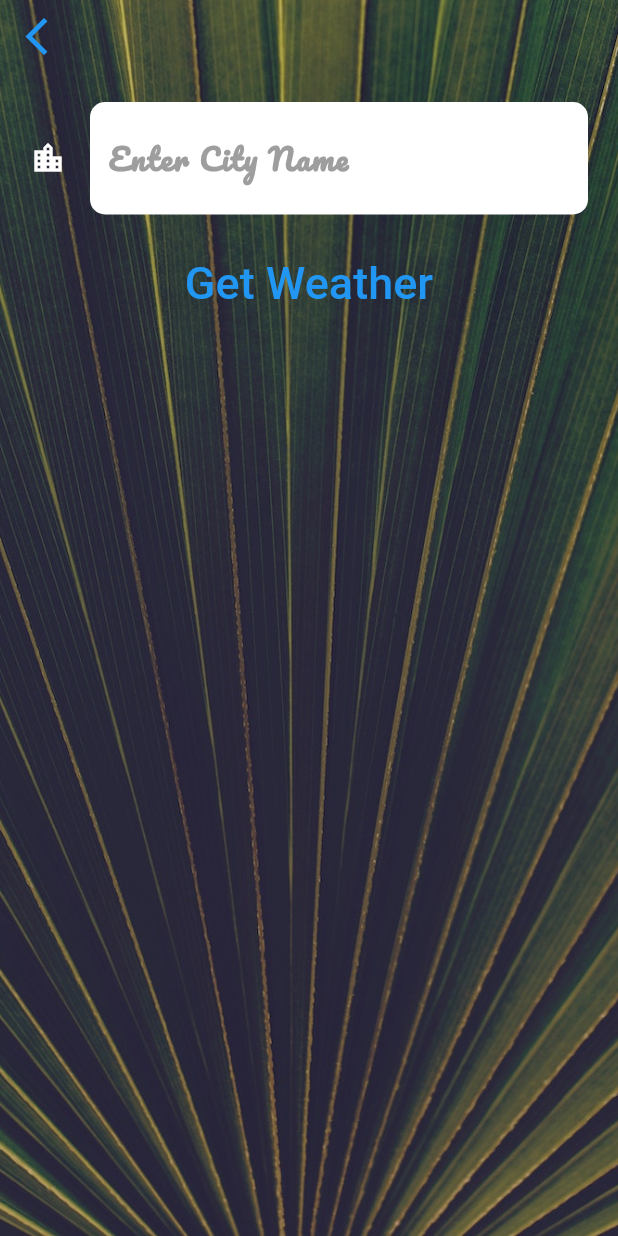
After one commit to TrungVan1519/flutter-v2, a Flutter app: the CityScreen screen opened by its route, on a phone screen of 412 x 824 dp. The commit adds this screen. Run offline on Flutter 3.47's test engine with Material 2 defaults, Android fonts, the phone set to English and light mode, and no system bars; our stand-ins replace audioplayers, flutter_spinkit, font_awesome_flutter, geolocator, rflutter_alert.

Commit message:
Create the clima app

```diff
--- a/lib/activities/_006bmi.dart
+++ b/lib/activities/_006bmi.dart
@@ -74,7 +74,9 @@ class _MyAppState extends State<MyApp> {
               child: Column(
                 mainAxisAlignment: MainAxisAlignment.center,
                 children: [
-                  Text('Height'),
+                  Text(
+                    'Height',
+                  ),
                   Row(
                     mainAxisAlignment: MainAxisAlignment.center,
                     crossAxisAlignment: CrossAxisAlignment.baseline,
@@ -230,7 +232,7 @@ class _MyAppState extends State<MyApp> {
             color: Colors.pink[300]!,
             onTap: () {
               BmiBrain bmi = BmiBrain(height: height, weight: weight);
-              Navigator.pushNamed(context, '/_006bmi_result', arguments: {
+              Navigator.pushNamed(context, '/_006bmi/result', arguments: {
                 'bmiResult': bmi.calculateBMI(),
                 'resultText': bmi.getResult(),
                 'interprtation': bmi.getInterpretation(),
--- /dev/null
+++ b/lib/activities/_007clima_city.dart
@@ -0,0 +1,83 @@
+// ignore_for_file: use_key_in_widget_constructors, prefer_const_constructors
+
+import 'package:flutter/material.dart';
+
+class CityScreen extends StatefulWidget {
+  @override
+  _CityScreenState createState() => _CityScreenState();
+}
+
+class _CityScreenState extends State<CityScreen> {
+  late String cityName;
+
+  @override
+  Widget build(BuildContext context) {
+    return Scaffold(
+      body: Container(
+        decoration: BoxDecoration(
+          image: DecorationImage(
+            image: AssetImage(
+              'images/city_background.jpeg',
+            ),
+            fit: BoxFit.cover,
+          ),
+        ),
+        constraints: BoxConstraints.expand(),
+        child: SafeArea(
+          child: Column(
+            children: [
+              Align(
+                alignment: Alignment.topLeft,
+                child: TextButton(
+                  onPressed: () => Navigator.pop(context),
+                  child: Icon(
+                    Icons.arrow_back_ios,
+                    size: 30.0,
+                  ),
+                ),
+              ),
+              Container(
+                padding: EdgeInsets.all(20.0),
+                child: TextField(
+                  style: TextStyle(
+                    color: Colors.black,
+                  ),
+                  decoration: InputDecoration(
+                    filled: true,
+                    fillColor: Colors.white,
+                    icon: Icon(
+                      Icons.location_city,
+                      color: Colors.white,
+                    ),
+                    hintText: 'Enter City Name',
+                    hintStyle: TextStyle(
+                      color: Colors.grey,
+                    ),
+                    border: OutlineInputBorder(
+                      borderRadius: BorderRadius.all(
+                        Radius.circular(10.0),
+                      ),
+                      borderSide: BorderSide.none,
+                    ),
+                  ),
+                  onChanged: (value) {
+                    cityName = value;
+                  },
+                ),
+              ),
+              TextButton(
+                onPressed: () => Navigator.pop(context, cityName),
+                child: Text(
+                  'Get Weather',
+                  style: TextStyle(
+                    fontSize: 30.0,
+                  ),
+                ),
+              ),
+            ],
+          ),
+        ),
+      ),
+    );
+  }
+}
--- a/pubspec.yaml
+++ b/pubspec.yaml
@@ -38,6 +38,8 @@ dependencies:
   audioplayers: ^0.20.1
   rflutter_alert: ^2.0.4
   font_awesome_flutter: ^9.2.0
+  geolocator: ^8.0.1
+  flutter_spinkit: ^5.1.0
 
 dev_dependencies:
   flutter_test:
```
Also changed, not shown: lib/activities/_006bmi_result.dart (+10 -5 lines), lib/activities/_007clima.dart (added, +40 -0 lines), lib/activities/_007clima_result.dart (added, +123 -0 lines), lib/entities/weather.dart (added, +88 -0 lines), lib/main.dart (+28 -1 lines), images/city_background.jpeg (added), images/location_background.jpeg (added), 3 other files.
